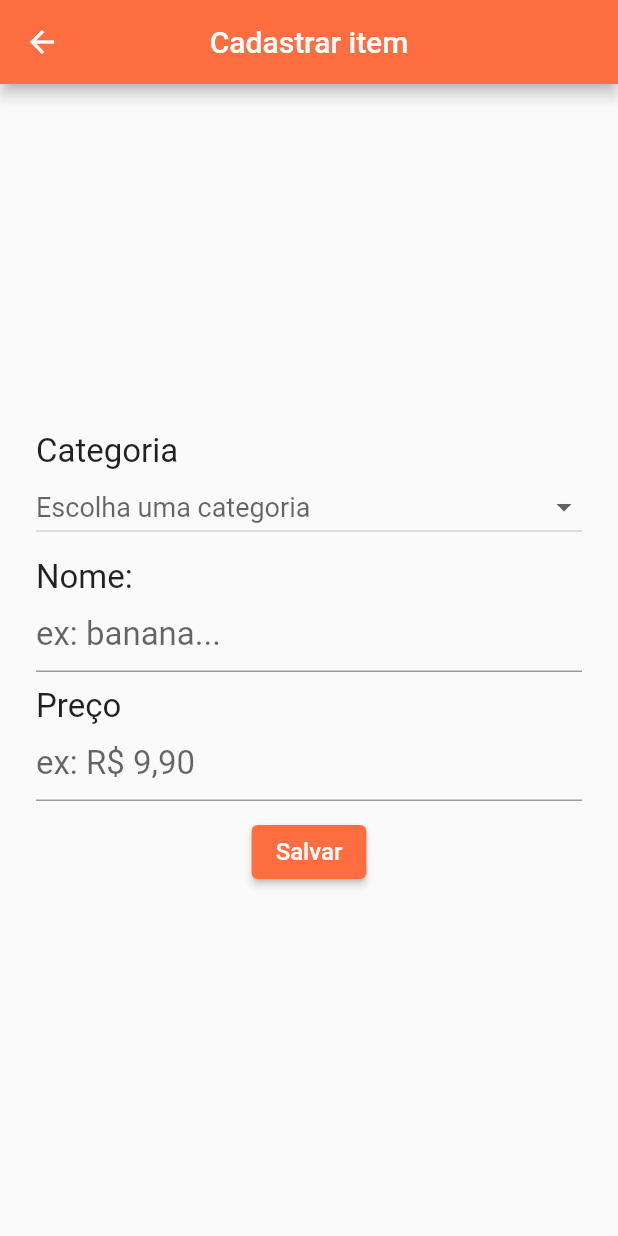
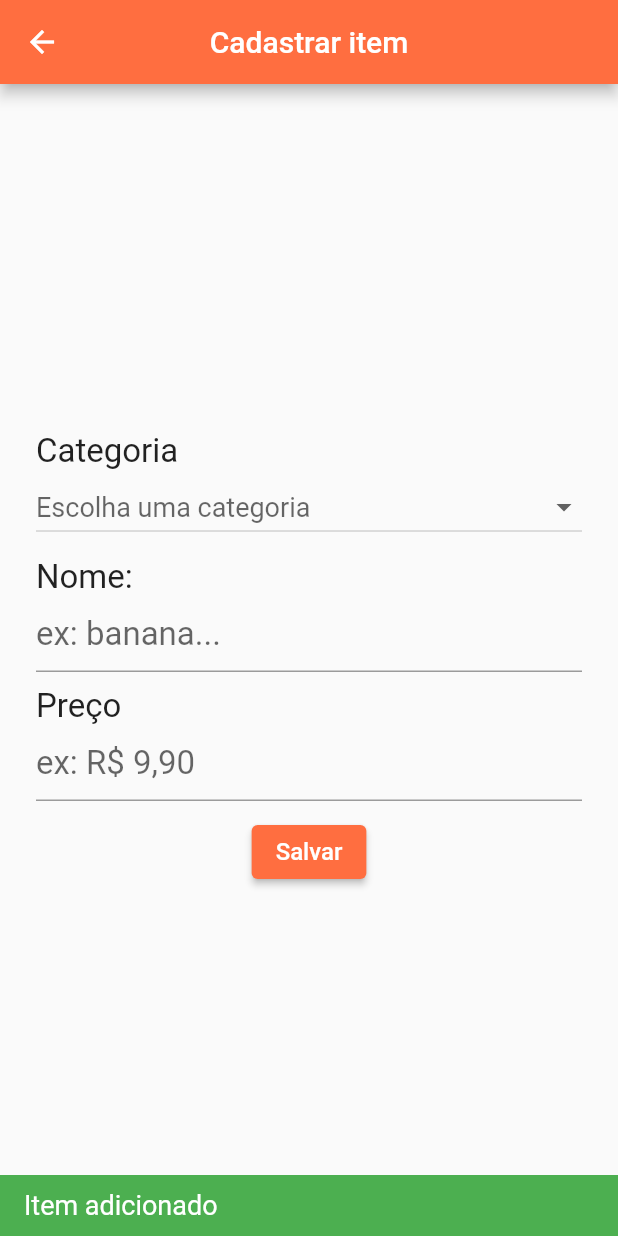
Before and after one commit to LRittes/appflutter, a Flutter app: the Register screen opened directly, after a tap on "Salvar", on a phone screen of 412 x 824 dp. Run offline on Flutter 3.47's test engine with Material 2 defaults, Android fonts, the phone set to English and light mode, and no system bars; network calls fail.

Commit message:
add snackBar to register screen

```diff
--- a/lib/screens/Register/index.dart
+++ b/lib/screens/Register/index.dart
@@ -18,6 +18,16 @@ class _RegisterState extends State<Register> {
   @override
   Widget build(BuildContext context) {
     final Items provider = Provider.of(context);
+
+    SnackBar snackBarAdd = SnackBar(
+      content: const Text(
+        "Item adicionado",
+        style: TextStyle(fontSize: 18),
+      ),
+      padding: const EdgeInsets.symmetric(vertical: 10, horizontal: 16),
+      duration: const Duration(seconds: 1),
+      backgroundColor: Colors.green,
+    );
 
     return Scaffold(
       appBar: AppBar(
@@ -98,6 +108,7 @@ class _RegisterState extends State<Register> {
                 alignment: Alignment.center,
                 child: ElevatedButton(
                   onPressed: () {
+                    ScaffoldMessenger.of(context).showSnackBar(snackBarAdd);
                     setState(() {
                       provider.registerSave(
                         valueItem,
```
